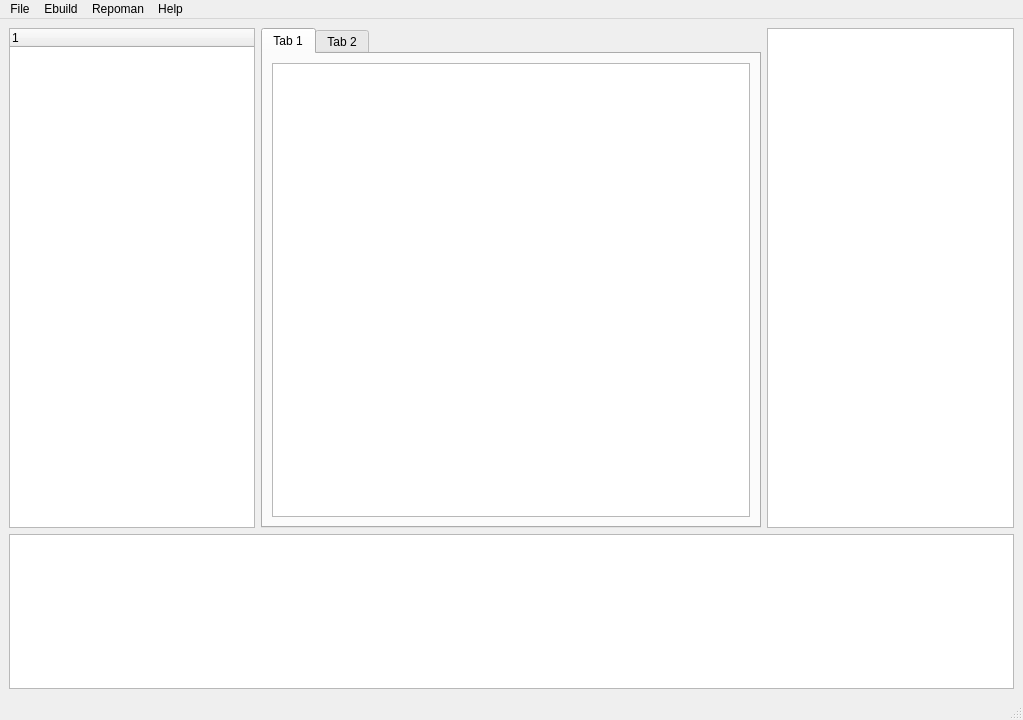
This is leaden/ui.ui in xgqt/leaden as Qt 5 draws it before an edit. The edited form follows.
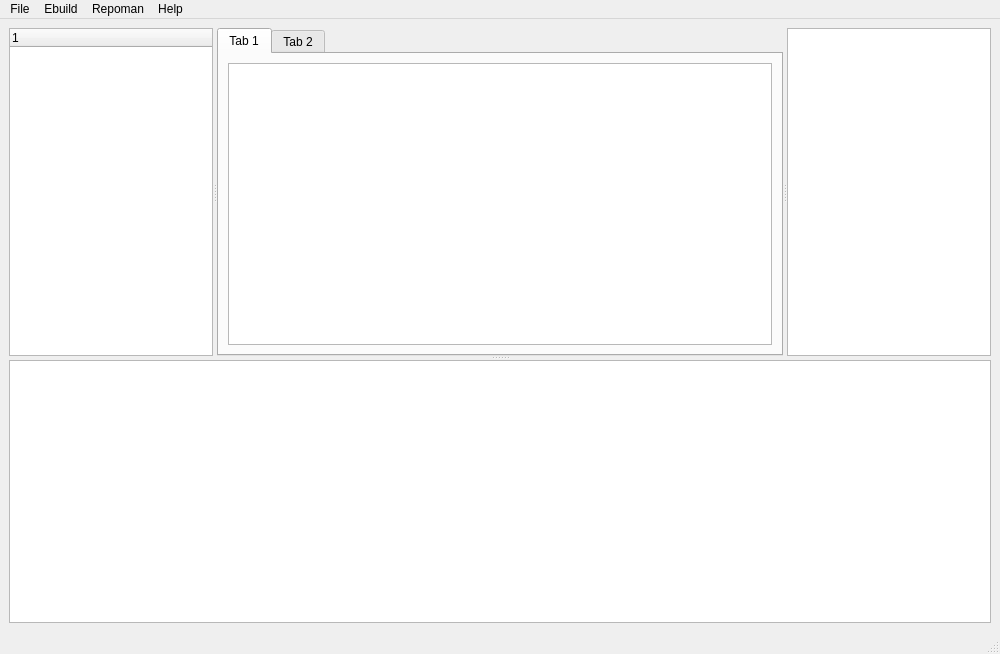
This is the edited form.

Commit message: Modified ui for resizable widgets

The edit to the form file:
```diff
--- a/leaden/ui.ui
+++ b/leaden/ui.ui
@@ -6,39 +6,61 @@
    <rect>
     <x>0</x>
     <y>0</y>
-    <width>1023</width>
-    <height>720</height>
+    <width>1000</width>
+    <height>654</height>
    </rect>
   </property>
   <property name="windowTitle">
    <string>MainWindow</string>
   </property>
   <widget class="QWidget" name="centralwidget">
-   <layout class="QVBoxLayout" name="verticalLayout">
-    <item>
-     <layout class="QHBoxLayout" name="horizontalLayout">
-      <item>
+   <property name="enabled">
+    <bool>true</bool>
+   </property>
+   <property name="minimumSize">
+    <size>
+     <width>700</width>
+     <height>500</height>
+    </size>
+   </property>
+   <property name="acceptDrops">
+    <bool>false</bool>
+   </property>
+   <property name="autoFillBackground">
+    <bool>false</bool>
+   </property>
+   <layout class="QGridLayout" name="gridLayout">
+    <item row="0" column="0">
+     <widget class="QSplitter" name="splitter_2">
+      <property name="orientation">
+       <enum>Qt::Vertical</enum>
+      </property>
+      <widget class="QSplitter" name="splitter">
+       <property name="sizePolicy">
+        <sizepolicy hsizetype="Expanding" vsizetype="Expanding">
+         <horstretch>0</horstretch>
+         <verstretch>0</verstretch>
+        </sizepolicy>
+       </property>
+       <property name="orientation">
+        <enum>Qt::Horizontal</enum>
+       </property>
        <widget class="QTreeWidget" name="treeWidget">
+        <property name="sizeAdjustPolicy">
+         <enum>QAbstractScrollArea::AdjustToContents</enum>
+        </property>
         <column>
          <property name="text">
           <string notr="true">1</string>
          </property>
         </column>
        </widget>
-      </item>
-      <item>
        <widget class="QTabWidget" name="tabWidget">
-        <property name="minimumSize">
-         <size>
-          <width>500</width>
-          <height>500</height>
-         </size>
-        </property>
-        <property name="baseSize">
-         <size>
-          <width>500</width>
-          <height>500</height>
-         </size>
+        <property name="sizePolicy">
+         <sizepolicy hsizetype="Preferred" vsizetype="Preferred">
+          <horstretch>0</horstretch>
+          <verstretch>0</verstretch>
+         </sizepolicy>
         </property>
         <property name="currentIndex">
          <number>0</number>
@@ -47,9 +69,9 @@
          <attribute name="title">
           <string>Tab 1</string>
          </attribute>
-         <layout class="QGridLayout" name="gridLayout">
+         <layout class="QGridLayout" name="gridLayout_2">
           <item row="0" column="0">
-           <widget class="QTextBrowser" name="textBrowser_2"/>
+           <widget class="QTextEdit" name="textEdit"/>
           </item>
          </layout>
         </widget>
@@ -57,21 +79,21 @@
          <attribute name="title">
           <string>Tab 2</string>
          </attribute>
-         <layout class="QGridLayout" name="gridLayout_2">
+         <layout class="QGridLayout" name="gridLayout_3">
           <item row="0" column="0">
            <widget class="QTextBrowser" name="textBrowser_3"/>
           </item>
          </layout>
         </widget>
        </widget>
-      </item>
-      <item alignment="Qt::AlignRight">
-       <widget class="QListWidget" name="listWidget"/>
-      </item>
-     </layout>
-    </item>
-    <item alignment="Qt::AlignBottom">
-     <widget class="QTextBrowser" name="textBrowser"/>
+       <widget class="QListWidget" name="listWidget">
+        <property name="sizeAdjustPolicy">
+         <enum>QAbstractScrollArea::AdjustToContents</enum>
+        </property>
+       </widget>
+      </widget>
+      <widget class="QTextBrowser" name="textBrowser"/>
+     </widget>
     </item>
    </layout>
   </widget>
@@ -80,7 +102,7 @@
     <rect>
      <x>0</x>
      <y>0</y>
-     <width>1023</width>
+     <width>1000</width>
      <height>18</height>
     </rect>
    </property>
```
Left out of the diff: 2 changed lines with no effect on the pictures.
